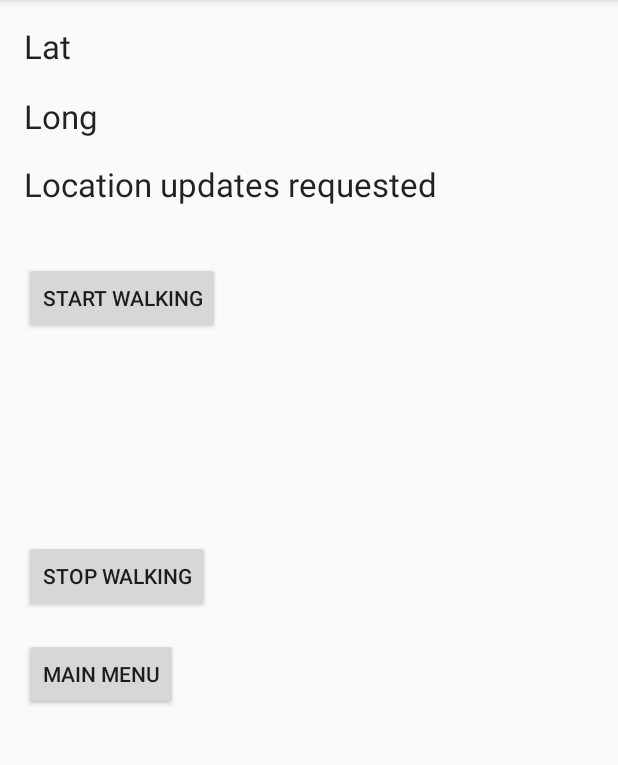
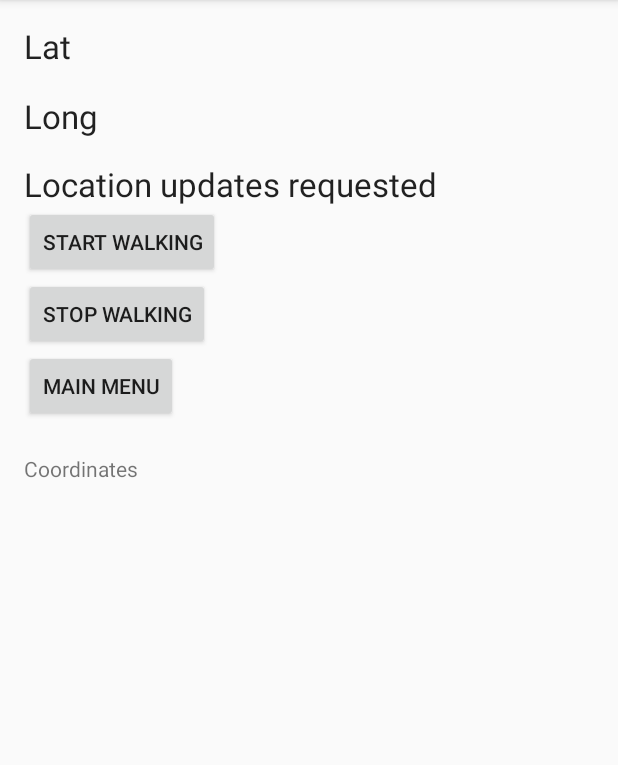
Before and after one commit to kalebingerick/SpinCycle356, an Android app: the GPS_Display screen opened directly, with no data from a screen before it, on a phone screen of 412 x 824 dp, the part 84-849 px from its top. Run offline under Robolectric (Android 15) with nearby library versions, the phone set to English and light mode, and no system bars.

Commit message:
Captures 10 UNIQUE coordinate pairs and stores in map, displays on screen for debugging

```diff
--- a/app/src/main/res/layout/activity_gps__display.xml
+++ b/app/src/main/res/layout/activity_gps__display.xml
@@ -49,8 +49,7 @@
         android:text="Start Walking"
         android:layout_below="@+id/status"
         android:layout_alignParentLeft="true"
-        android:layout_alignParentStart="true"
-        android:layout_marginTop="37dp">
+        android:layout_alignParentStart="true">
         <requestFocus/>
     </Button>
 
@@ -59,7 +58,7 @@
         android:layout_width="wrap_content"
         android:layout_height="wrap_content"
         android:text="Stop Walking"
-        android:layout_centerVertical="true"
+        android:layout_below="@+id/start"
         android:layout_alignParentLeft="true"
         android:layout_alignParentStart="true">
         <requestFocus/>
@@ -70,11 +69,21 @@
         android:layout_width="wrap_content"
         android:layout_height="wrap_content"
         android:text="Main Menu"
-        android:layout_marginTop="17dp"
         android:layout_below="@+id/stop"
         android:layout_alignParentLeft="true"
         android:layout_alignParentStart="true">
         <requestFocus/>
     </Button>
 
+    <TextView
+        android:text="Coordinates"
+        android:layout_width="wrap_content"
+        android:layout_height="wrap_content"
+        android:id="@+id/coordsView"
+        android:textAppearance="@style/TextAppearance.AppCompat.Small"
+        android:layout_marginTop="21dp"
+        android:layout_below="@+id/back"
+        android:layout_alignParentLeft="true"
+        android:layout_alignParentStart="true" />
+
 </RelativeLayout>
```
Also changed, not shown: app/src/main/java/com/example/zach/spincycle/GPS_Display.java (+31 -3 lines).
